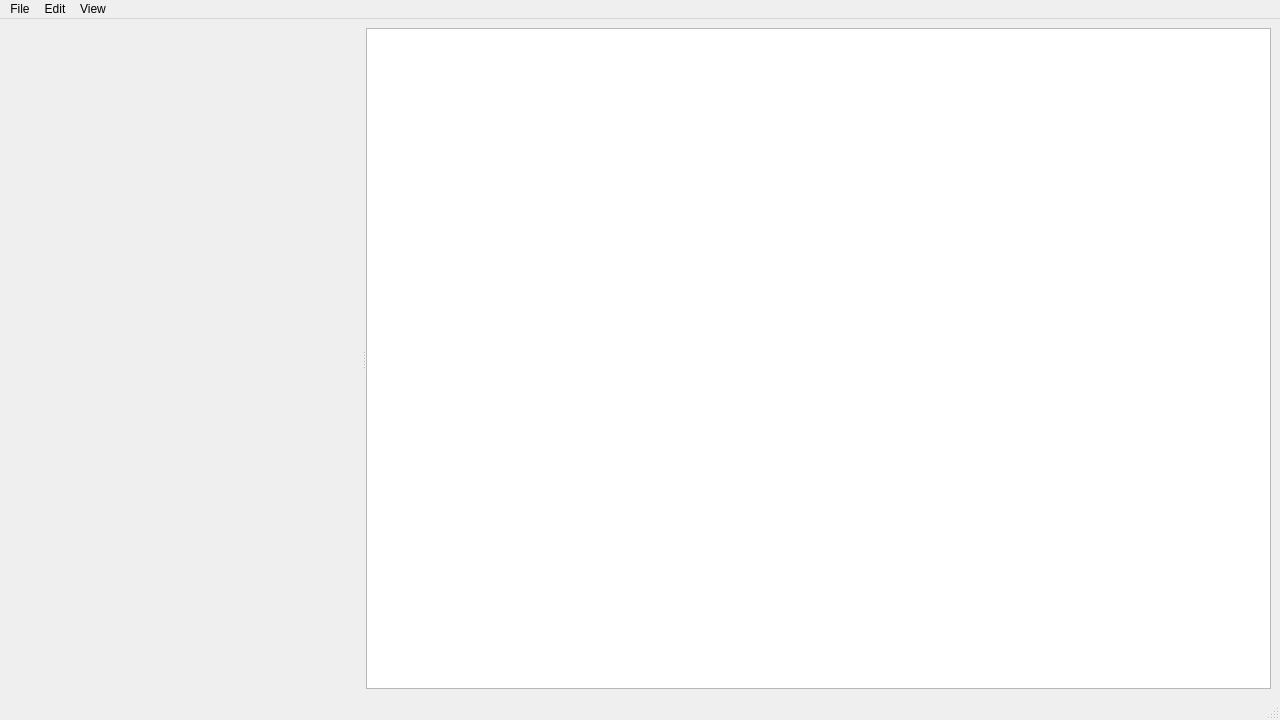
Before: the Qt Designer form main.ui in DzKInShO2/pv25-finalproject-markdowneditor, drawn with Qt 5.
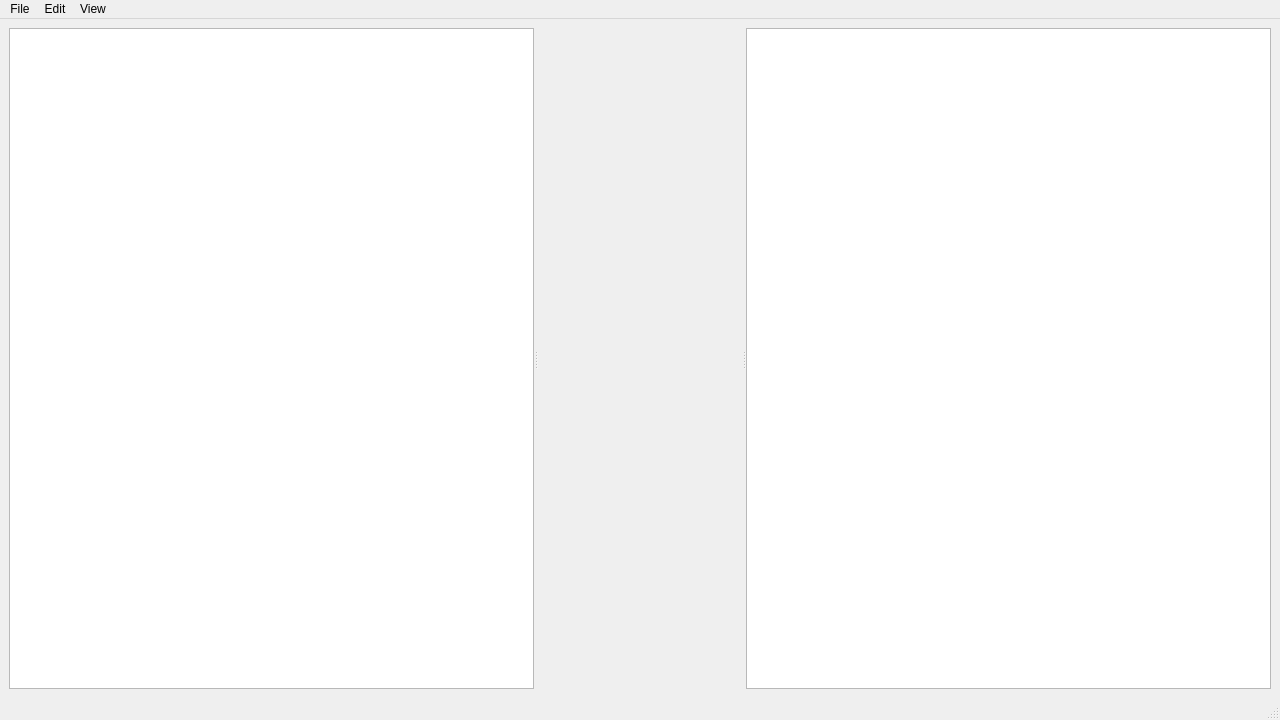
After: the same form once the commit is applied. Custom widgets are drawn as their Qt base class.

Commit message: almost complete

What changed in the file:
```diff
--- a/main.ui
+++ b/main.ui
@@ -20,6 +20,7 @@
       <property name="orientation">
        <enum>Qt::Horizontal</enum>
       </property>
+	  <widget class="QListView" name="fileViewer"/>
       <widget class="EditorTextArea" name="textEditor" native="true"/>
       <widget class="QTextBrowser" name="textViewer"/>
      </widget>
```
Left out of the diff: 31 changed lines with no effect on the pictures. The commit also changes 1 other file.
